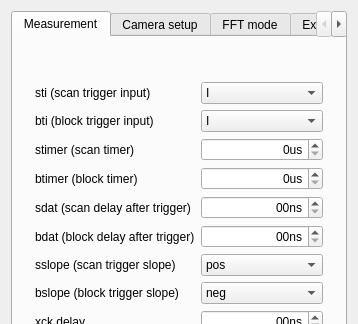
First picture: the form in escam/camerasettingswidget.ui, repository Entwicklungsburo-Stresing/EBST_CAM, before the edit; both pictures show x 0 to 358 and y 0 to 324 of the 358 by 477 pixel window.
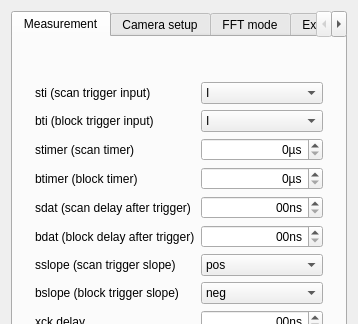
Second picture: the form after the edit.

Commit message: Change u to µ for microseconds

```diff
--- a/escam/camerasettingswidget.ui
+++ b/escam/camerasettingswidget.ui
@@ -277,7 +277,7 @@
             <bool>true</bool>
            </property>
            <property name="suffix">
-            <string>us</string>
+            <string>µs</string>
            </property>
            <property name="decimals">
             <number>0</number>
@@ -322,7 +322,7 @@
             <bool>true</bool>
            </property>
            <property name="suffix">
-            <string>us</string>
+            <string>µs</string>
            </property>
            <property name="decimals">
             <number>0</number>
```
